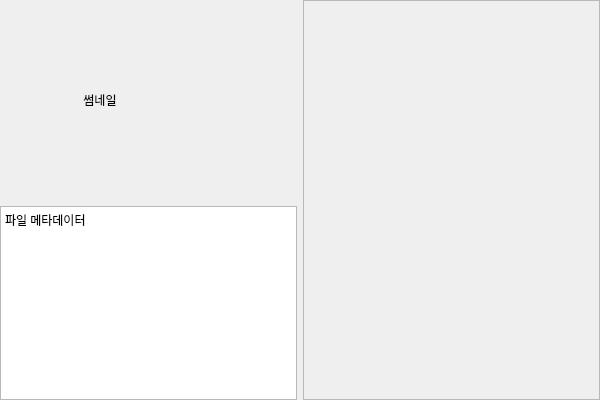
Before: the Qt Designer form ui/file_detail_content_widget.ui in Yamang02/PYQT5_FileTagger, drawn with Qt 5.
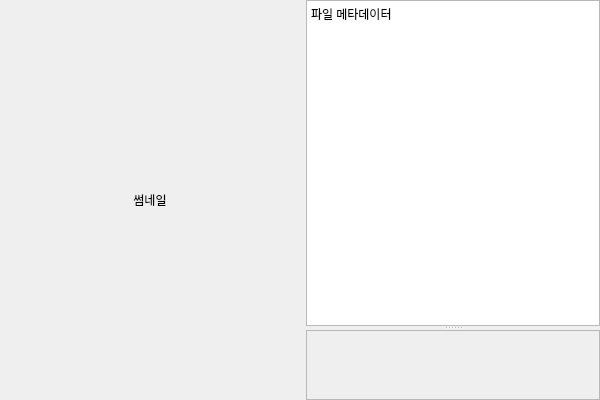
After: the same form once the commit is applied.

Diff of the .ui file:
```diff
--- a/ui/file_detail_content_widget.ui
+++ b/ui/file_detail_content_widget.ui
@@ -26,20 +26,18 @@
    <property name="bottomMargin">
     <number>0</number>
    </property>
-   <item stretch="2">
-    <layout class="QVBoxLayout" name="left_verticalLayout">
      <item>
       <widget class="QLabel" name="thumbnail_label">
        <property name="minimumSize">
         <size>
-         <width>200</width>
-         <height>200</height>
+       <width>300</width>
+       <height>300</height>
         </size>
        </property>
        <property name="maximumSize">
         <size>
-         <width>200</width>
-         <height>200</height>
+       <width>300</width>
+       <height>300</height>
         </size>
        </property>
        <property name="text">
@@ -51,6 +49,10 @@
       </widget>
      </item>
      <item>
+    <widget class="QSplitter" name="right_splitter">
+     <property name="orientation">
+      <enum>Qt::Vertical</enum>
+     </property>
       <widget class="QTextBrowser" name="metadata_browser">
        <property name="html">
         <string>&lt;!DOCTYPE HTML PUBLIC "-//W3C//DTD HTML 4.0//EN" "http://www.w3.org/TR/REC-html40/strict.dtd"&gt;
@@ -60,12 +62,6 @@
 &lt;p style=" margin-top:0px; margin-bottom:0px; margin-left:0px; margin-right:0px; -qt-block-indent:0; text-indent:0px;"&gt;파일 메타데이터&lt;/p&gt;&lt;/body&gt;&lt;/html&gt;</string>
        </property>
       </widget>
-     </item>
-    </layout>
-   </item>
-   <item stretch="1">
-    <layout class="QVBoxLayout" name="right_verticalLayout">
-     <item>
       <widget class="QScrollArea" name="tag_chip_scroll_area">
        <property name="widgetResizable">
         <bool>true</bool>
@@ -108,8 +104,7 @@
         </layout>
        </widget>
       </widget>
-     </item>
-    </layout>
+    </widget>
    </item>
   </layout>
  </widget>
```
Lines whose indentation alone changed are shown as unchanged.
